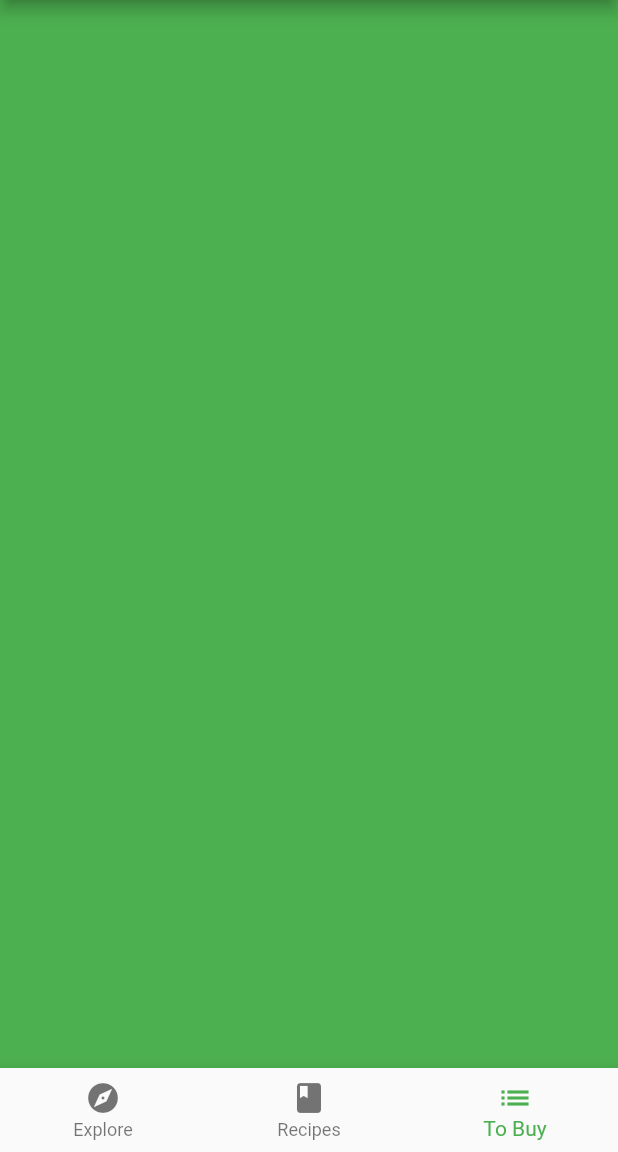
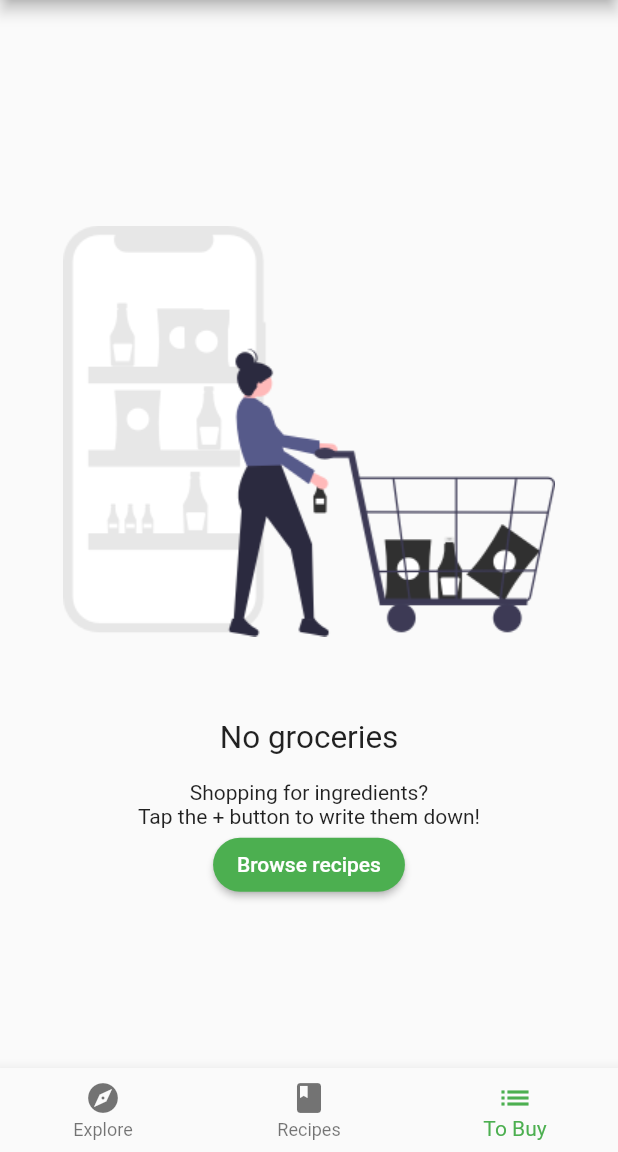
Before and after one commit to mjgasior/learning_flutter, a Flutter app: the screen it shows after launch, item 3 of the bottom bar chosen, on a phone screen of 412 x 824 dp, the part 84-1236 px from its top. Run offline on Flutter 3.47's test engine with Material 2 defaults, Android fonts, the phone set to English and light mode, and no system bars; our stand-ins replace google_fonts.

Commit message:
Chapter 6 - MaterialButton widget

```diff
--- /dev/null
+++ b/lib/screens/empty_grocery_screen.dart
@@ -0,0 +1,35 @@
+import 'package:flutter/material.dart';
+
+class EmptyGroceryScreen extends StatelessWidget {
+  const EmptyGroceryScreen({Key? key}) : super(key: key);
+
+  @override
+  Widget build(BuildContext context) {
+    return Padding(
+        padding: const EdgeInsets.all(30),
+        child: Column(
+          mainAxisAlignment: MainAxisAlignment.center,
+          children: [
+            AspectRatio(
+              aspectRatio: 1 / 1,
+              child: Image.asset('assets/fooderlich_assets/empty_list.png'),
+            ),
+            const SizedBox(height: 16),
+            const Text('No groceries', style: TextStyle(fontSize: 21.0)),
+            const SizedBox(height: 16),
+            const Text('Shopping for ingredients?\n'
+            'Tap the + button to write them down!',
+            textAlign: TextAlign.center),
+            MaterialButton(
+              textColor: Colors.white,
+              child: const Text('Browse recipes'),
+              shape: RoundedRectangleBorder( borderRadius: BorderRadius.circular(30.0)),
+              color: Colors.green,
+              onPressed: () {
+
+              },
+            )
+          ],
+        ));
+  }
+}
--- a/lib/screens/grocery_screen.dart
+++ b/lib/screens/grocery_screen.dart
@@ -1,10 +1,11 @@
 import 'package:flutter/material.dart';
+import 'package:learning_dart/screens/empty_grocery_screen.dart';
 
 class GroceryScreen extends StatelessWidget {
   const GroceryScreen({Key? key}) : super(key: key);
 
   @override
   Widget build(BuildContext context) {
-    return Container(color: Colors.green);
+    return const EmptyGroceryScreen();
   }
 }
```
Also changed, not shown: 1 other file.
